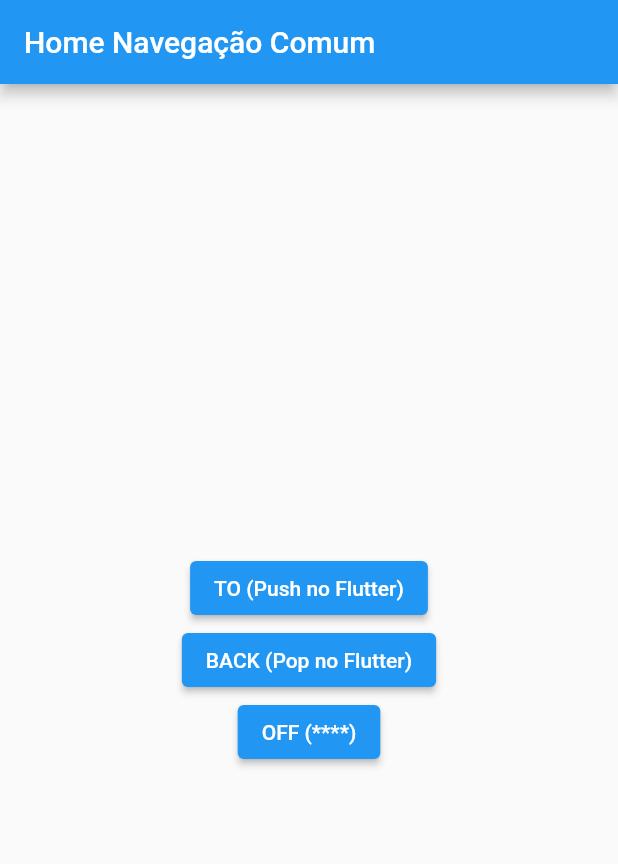
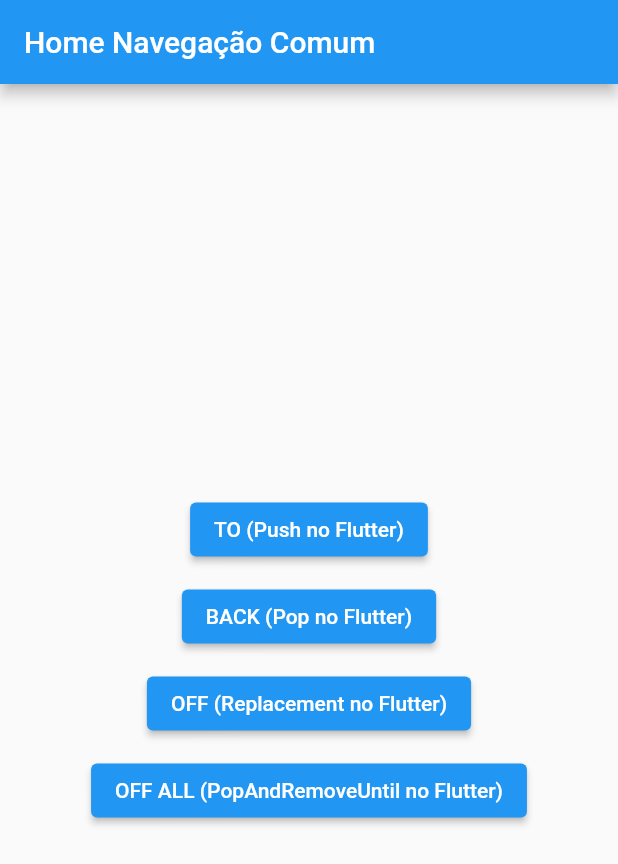
Before and after one commit to DalvanRR/get_routes, a Flutter app: the screen it shows after launch, on a phone screen of 412 x 824 dp. Shown: the top 864 px of the screen. Run offline on Flutter 3.47's test engine with Material 2 defaults, Android fonts, the phone set to English and light mode, and no system bars; our stand-ins replace get.

```diff
--- a/lib/navegacao_comum/navegacao_comum_home_page.dart
+++ b/lib/navegacao_comum/navegacao_comum_home_page.dart
@@ -2,6 +2,7 @@ import 'package:flutter/material.dart';
 import 'package:get/get.dart';
 import 'package:get_routes/navegacao_comum/back/back_home_page.dart';
 import 'package:get_routes/navegacao_comum/off/off_home_page.dart';
+import 'package:get_routes/navegacao_comum/offAll/off_all_home_page.dart';
 import 'package:get_routes/navegacao_comum/to/to_home_page.dart';
 
 class NavegacaoComumHomePage extends StatelessWidget {
@@ -17,23 +18,41 @@ class NavegacaoComumHomePage extends StatelessWidget {
         child: Column(
           mainAxisAlignment: MainAxisAlignment.center,
           children: [
-            ElevatedButton(
+            Padding(
+              padding: const EdgeInsets.all(5),
+              child: ElevatedButton(
                 onPressed: () {
                   Get.to(const ToHomePage());
                 },
                 child: const Text('TO (Push no Flutter)'),
               ),
-            ElevatedButton(
+            ),
+            Padding(
+              padding: const EdgeInsets.all(5),
+              child: ElevatedButton(
                 onPressed: () {
                   Get.to(const BackHomePage());
                 },
                 child: const Text('BACK (Pop no Flutter)'),
               ),
-            ElevatedButton(
+            ),
+            Padding(
+              padding: const EdgeInsets.all(5),
+              child: ElevatedButton(
                 onPressed: () {
                   Get.to(const OffHomePage());
                 },
-              child: const Text('OFF (****)'),
+                child: const Text('OFF (Replacement no Flutter)'),
+              ),
+            ),
+            Padding(
+              padding: const EdgeInsets.all(5),
+              child: ElevatedButton(
+                onPressed: () {
+                  Get.to(const OffAllHomePage());
+                },
+                child: const Text('OFF ALL (PopAndRemoveUntil no Flutter)'),
+              ),
             )
           ],
         ),
```
Also changed, not shown: lib/navegacao_comum/offAll/off_all_home_page.dart (added, +41 -0 lines), lib/navegacao_comum/offAll/off_all_page1.dart (added, +39 -0 lines), lib/navegacao_comum/offAll/off_all_page2.dart (added, +45 -0 lines), lib/navegacao_comum/offAll/off_all_page3.dart (added, +15 -0 lines), pubspec.lock. Lines whose indentation alone changed are shown as unchanged.
